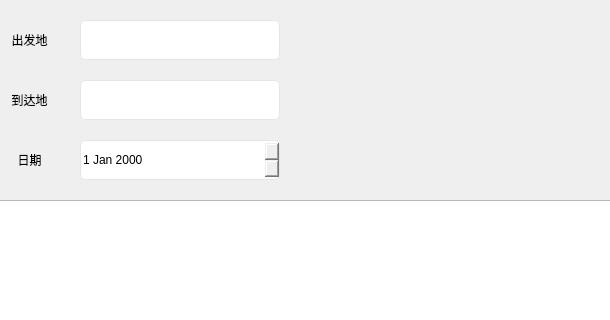
This is Pro1 mk34/admin_form.ui in KamChiHei/330 as Qt 5 draws it before an edit; both pictures show x 560 to 1170 and y 0 to 320 of the 1280 by 720 pixel window. The edited form follows.
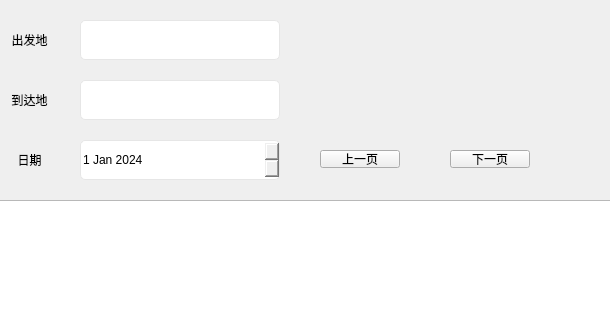
This is the edited form. Icons and pictures are not drawn.

The edit to the form file:
```diff
--- a/Pro1 mk34/admin_form.ui
+++ b/Pro1 mk34/admin_form.ui
@@ -743,6 +743,13 @@
 
 </string>
       </property>
+      <property name="date">
+       <date>
+        <year>2024</year>
+        <month>1</month>
+        <day>1</day>
+       </date>
+      </property>
      </widget>
      <widget class="QTableWidget" name="tableWidget">
       <property name="geometry">
@@ -798,6 +805,32 @@
        <pixmap resource="icon.qrc">:/new/prefix1/iconANDpic/point3.png</pixmap>
       </property>
      </widget>
+     <widget class="QPushButton" name="prevButton">
+      <property name="geometry">
+       <rect>
+        <x>680</x>
+        <y>150</y>
+        <width>80</width>
+        <height>18</height>
+       </rect>
+      </property>
+      <property name="text">
+       <string>上一页</string>
+      </property>
+     </widget>
+     <widget class="QPushButton" name="nextButton">
+      <property name="geometry">
+       <rect>
+        <x>810</x>
+        <y>150</y>
+        <width>80</width>
+        <height>18</height>
+       </rect>
+      </property>
+      <property name="text">
+       <string>下一页</string>
+      </property>
+     </widget>
     </widget>
     <widget class="QWidget" name="page_2">
      <widget class="QLabel" name="label_4">
```
